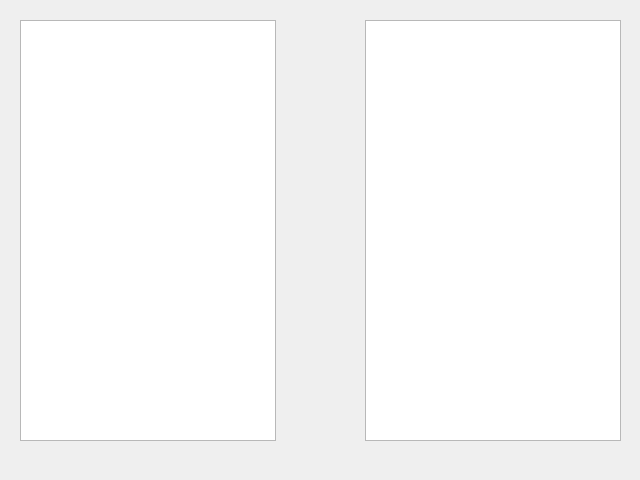
This is wizard/module_select.ui in imby/STM32VLDiscovery_BeRTOS as Qt 5 draws it before an edit. The edited form follows.
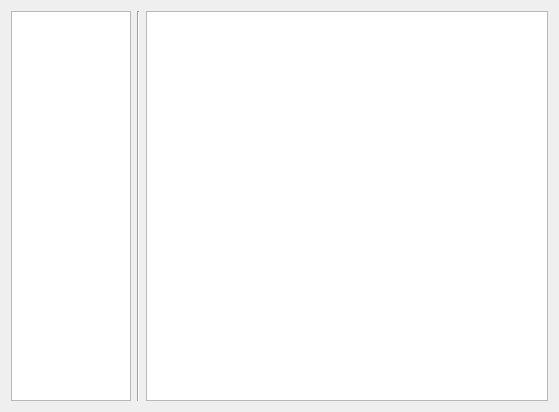
This is the edited form.

Commit message: Modify the module selection page

Diff of the .ui file:
```diff
--- a/wizard/module_select.ui
+++ b/wizard/module_select.ui
@@ -5,12 +5,12 @@
    <rect>
     <x>0</x>
     <y>0</y>
-    <width>640</width>
-    <height>480</height>
+    <width>559</width>
+    <height>412</height>
    </rect>
   </property>
   <property name="sizePolicy" >
-   <sizepolicy vsizetype="Fixed" hsizetype="Fixed" >
+   <sizepolicy vsizetype="Minimum" hsizetype="Minimum" >
     <horstretch>0</horstretch>
     <verstretch>0</verstretch>
    </sizepolicy>
@@ -18,37 +18,38 @@
   <property name="windowTitle" >
    <string>Form</string>
   </property>
-  <widget class="QWidget" name="" >
-   <property name="geometry" >
-    <rect>
-     <x>20</x>
-     <y>20</y>
-     <width>601</width>
-     <height>421</height>
-    </rect>
-   </property>
    <layout class="QHBoxLayout" name="horizontalLayout" >
     <item>
-     <widget class="QListView" name="propertyList" />
-    </item>
-    <item>
-     <spacer name="horizontalSpacer" >
-      <property name="orientation" >
-       <enum>Qt::Horizontal</enum>
-      </property>
-      <property name="sizeHint" stdset="0" >
+    <widget class="QListWidget" name="moduleList" >
+     <property name="sizePolicy" >
+      <sizepolicy vsizetype="Expanding" hsizetype="Fixed" >
+       <horstretch>0</horstretch>
+       <verstretch>0</verstretch>
+      </sizepolicy>
+     </property>
+     <property name="maximumSize" >
        <size>
-        <width>40</width>
-        <height>20</height>
-       </size>
-      </property>
-     </spacer>
+       <width>120</width>
+       <height>16777215</height>
+      </size>
+     </property>
+    </widget>
     </item>
     <item>
-     <widget class="QListView" name="moduleList" />
-    </item>
-   </layout>
-  </widget>
+    <layout class="QVBoxLayout" name="verticalLayout" >
+     <item>
+      <widget class="Line" name="line" >
+       <property name="orientation" >
+        <enum>Qt::Vertical</enum>
+       </property>
+      </widget>
+     </item>
+    </layout>
+   </item>
+   <item>
+    <widget class="QTableWidget" name="propertyTable" />
+   </item>
+  </layout>
  </widget>
  <resources/>
  <connections/>
```
Lines whose indentation alone changed are shown as unchanged.
